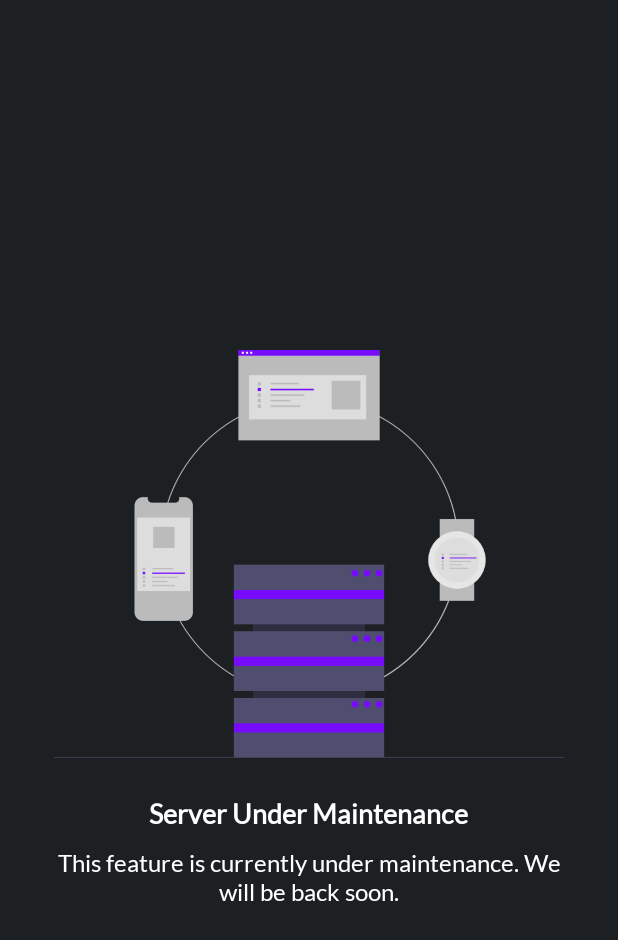
After one commit to GDGVIT/songified-app, an Android app: the layout dialog_server_maintenance.xml on its own in the app's theme, with its tools: preview values and no code run, on a phone screen of 412 x 824 dp. The commit adds this screen. Shown: the top 940 px of the screen. Run offline under Robolectric (Android 15) with nearby library versions, the phone set to English and light mode, and no system bars.

```diff
--- a/app/src/main/java/com/dscvit/songified/ui/audioanalysis/UploadSongFragment.kt
+++ b/app/src/main/java/com/dscvit/songified/ui/audioanalysis/UploadSongFragment.kt
@@ -181,6 +181,7 @@ class UploadSongFragment : Fragment() {
                                         when (it) {
                                             is Result.Loading -> {
                                                 Log.d(mTAG, "Uploading Song")
+                                                createDialog(requireContext(),true,R.layout.dialog_server_maintenance).show();
                                             }
                                             is Result.Success -> {
                                                 Log.d(
@@ -194,6 +195,10 @@ class UploadSongFragment : Fragment() {
 
                                             }
                                             is Result.Error -> {
+                                                if(it.message?.contains("librarylimitreached")==true){
+                                                        createDialog(requireContext(),true,R.layout.dialog_server_maintenance).show();
+
+                                                }
 
                                             }
                                         }
@@ -231,6 +236,7 @@ class UploadSongFragment : Fragment() {
                     Log.d(mTAG, "Loading previous uploads")
                 }
                 is Result.Success -> {
+
                     previousUploadsProgressDialog.dismiss()
                     Log.d(mTAG, "Previous uploads loaded")
                     Log.d(mTAG, it.data.toString())
--- /dev/null
+++ b/app/src/main/res/layout/dialog_server_maintenance.xml
@@ -0,0 +1,36 @@
+<?xml version="1.0" encoding="utf-8"?>
+
+<LinearLayout
+    xmlns:android="http://schemas.android.com/apk/res/android" android:layout_width="match_parent"
+    android:layout_height="match_parent"
+    android:gravity="center"
+    android:orientation="vertical"
+    android:padding="16dp"
+    android:layout_marginStart="20dp"
+    android:layout_marginEnd="20dp"
+    android:background="@color/songified_black"
+    >
+    <ImageView
+        android:layout_width="wrap_content"
+        android:layout_height="300dp"
+        android:src="@drawable/server"
+        android:contentDescription="@string/server_under_maintenance"
+        />
+    <TextView
+        android:layout_width="wrap_content"
+        android:layout_height="wrap_content"
+        android:text="@string/server_under_maintenance"
+        android:textSize="18sp"
+        android:textStyle="bold"
+        android:layout_marginTop="12dp"
+        />
+    <TextView
+        android:layout_width="wrap_content"
+        android:layout_height="wrap_content"
+        android:textAlignment="center"
+        android:layout_marginTop="12dp"
+        android:textSize="16sp"
+        android:text="@string/server_maintenance_msg"
+        />
+
+</LinearLayout>
--- a/app/src/main/res/values/strings.xml
+++ b/app/src/main/res/values/strings.xml
@@ -91,6 +91,8 @@
     <string name="get_verified">Get verified</string>
     <string name="add_comment_intro_2">Add comment</string>
     <string name="welcome_to">Welcome to</string>
+    <string name="server_under_maintenance">Server Under Maintenance</string>
+    <string name="server_maintenance_msg">This feature is currently under maintenance. We will be back soon.</string>
 
 
 </resources>
```
Also changed, not shown: app/src/main/res/drawable/server.png (added).
